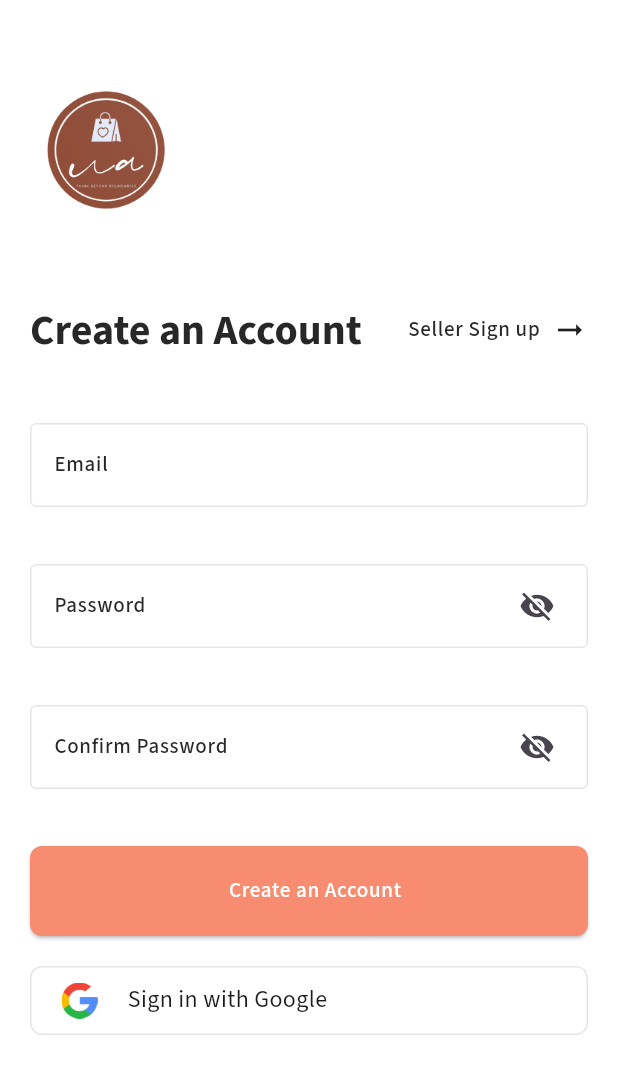
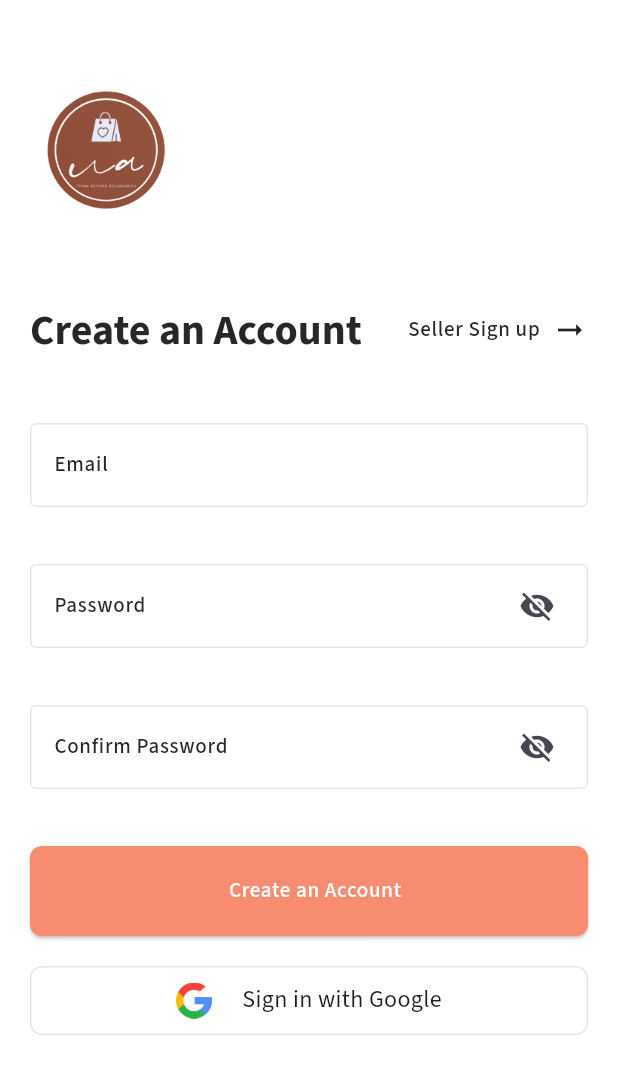
Before and after one commit to umamahacse/ecommerce_FE, a Flutter app: the BuyerRegister screen opened by its route, on a phone screen of 412 x 824 dp. Shown: the top 1074 px of the screen. Run offline on Flutter 3.47's test engine with Material 3 defaults, Android fonts, the phone set to English and light mode, and no system bars; our stand-ins replace dio, firebase_auth, firebase_core, flutter_screenutil, flutter_svg, go_router and 2 more; accounts and stored records are empty; generated files the repository leaves out were written again.

Commit message:
Google sign-in implementation done.

```diff
--- a/lib/features/buyer/authentication/view/register_form.dart
+++ b/lib/features/buyer/authentication/view/register_form.dart
@@ -140,7 +140,7 @@ class RegisterForm extends StatelessWidget {
                                 height: 24,
                                 child: Image.asset('asset/logo/google_logo.png')),
                             const SizedBox(width: 20,),
-                            const Expanded(child: Text('Sign in with Google', style: TextStyle(fontSize: 16),))
+                            const Flexible(child: Text('Sign in with Google', style: TextStyle(fontSize: 16),))
                           ],
                         ),
                       ),
```
